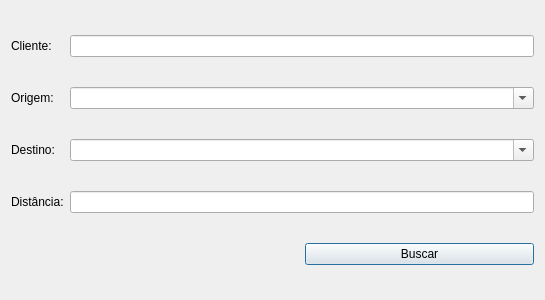
This is ui/calculofrete.ui in darktorres/ERP-STACCATO as Qt 5 draws it before an edit. The edited form follows.
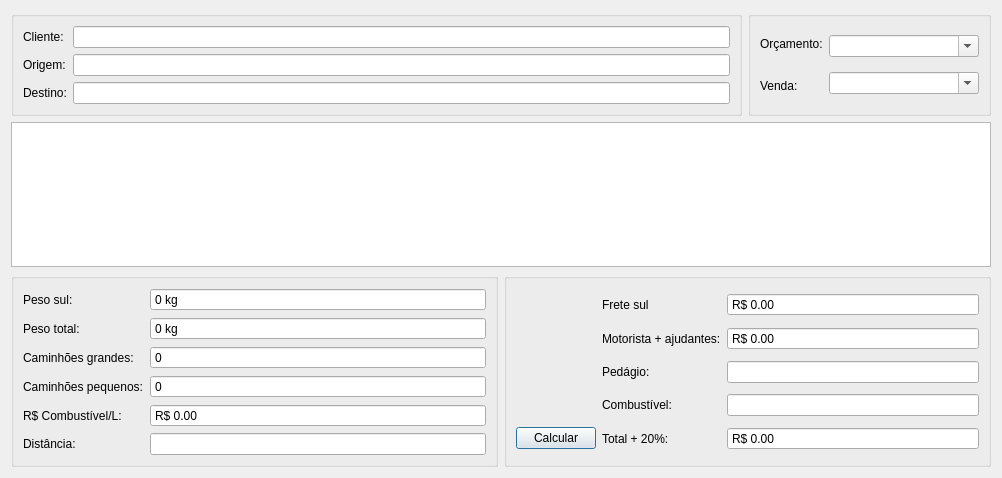
This is the edited form. Custom widgets are drawn as their Qt base class.

Commit message: Calculo frete

What changed in the file:
```diff
--- a/ui/calculofrete.ui
+++ b/ui/calculofrete.ui
@@ -6,15 +6,28 @@
    <rect>
     <x>0</x>
     <y>0</y>
-    <width>545</width>
-    <height>300</height>
+    <width>1002</width>
+    <height>478</height>
    </rect>
   </property>
   <property name="windowTitle">
    <string>Calcular Frete</string>
   </property>
   <layout class="QGridLayout" name="gridLayout">
-   <item row="0" column="0">
+   <item row="0" column="0" colspan="2">
+    <layout class="QHBoxLayout" name="horizontalLayout_3">
+     <item>
+      <widget class="QGroupBox" name="groupBox3">
+       <property name="sizePolicy">
+        <sizepolicy hsizetype="Expanding" vsizetype="Preferred">
+         <horstretch>0</horstretch>
+         <verstretch>0</verstretch>
+        </sizepolicy>
+       </property>
+       <layout class="QHBoxLayout" name="horizontalLayout">
+        <item>
+         <layout class="QVBoxLayout" name="verticalLayout">
+          <item>
     <widget class="QLabel" name="label_4">
      <property name="sizePolicy">
       <sizepolicy hsizetype="Maximum" vsizetype="Preferred">
@@ -27,7 +40,7 @@
      </property>
     </widget>
    </item>
-   <item row="1" column="0">
+          <item>
     <widget class="QLabel" name="label">
      <property name="sizePolicy">
       <sizepolicy hsizetype="Maximum" vsizetype="Preferred">
@@ -40,7 +53,7 @@
      </property>
     </widget>
    </item>
-   <item row="3" column="0">
+          <item>
     <widget class="QLabel" name="label_2">
      <property name="sizePolicy">
       <sizepolicy hsizetype="Maximum" vsizetype="Preferred">
@@ -53,6 +66,121 @@
      </property>
     </widget>
    </item>
+         </layout>
+        </item>
+        <item>
+         <layout class="QVBoxLayout" name="verticalLayout_4">
+          <item>
+           <widget class="ItemBox" name="itemBoxCliente"/>
+          </item>
+          <item>
+           <widget class="QLineEdit" name="lineEditOrigem">
+            <property name="readOnly">
+             <bool>true</bool>
+            </property>
+           </widget>
+          </item>
+          <item>
+           <widget class="QLineEdit" name="lineEditDestino">
+            <property name="readOnly">
+             <bool>true</bool>
+            </property>
+           </widget>
+          </item>
+         </layout>
+        </item>
+       </layout>
+      </widget>
+     </item>
+     <item>
+      <widget class="QGroupBox" name="groupBox4">
+       <property name="sizePolicy">
+        <sizepolicy hsizetype="Preferred" vsizetype="Preferred">
+         <horstretch>0</horstretch>
+         <verstretch>0</verstretch>
+        </sizepolicy>
+       </property>
+       <layout class="QHBoxLayout" name="horizontalLayout_2">
+        <item>
+         <layout class="QVBoxLayout" name="verticalLayout_2">
+          <item>
+           <widget class="QLabel" name="label_6">
+            <property name="sizePolicy">
+             <sizepolicy hsizetype="Maximum" vsizetype="Preferred">
+              <horstretch>0</horstretch>
+              <verstretch>0</verstretch>
+             </sizepolicy>
+            </property>
+            <property name="text">
+             <string>Orçamento:</string>
+            </property>
+           </widget>
+          </item>
+          <item>
+           <widget class="QLabel" name="label_11">
+            <property name="sizePolicy">
+             <sizepolicy hsizetype="Maximum" vsizetype="Preferred">
+              <horstretch>0</horstretch>
+              <verstretch>0</verstretch>
+             </sizepolicy>
+            </property>
+            <property name="text">
+             <string>Venda:</string>
+            </property>
+           </widget>
+          </item>
+         </layout>
+        </item>
+        <item>
+         <layout class="QVBoxLayout" name="verticalLayout_3">
+          <item>
+           <widget class="QComboBox" name="comboBoxOrcamento">
+            <property name="sizePolicy">
+             <sizepolicy hsizetype="Fixed" vsizetype="Fixed">
+              <horstretch>0</horstretch>
+              <verstretch>0</verstretch>
+             </sizepolicy>
+            </property>
+            <property name="minimumSize">
+             <size>
+              <width>150</width>
+              <height>0</height>
+             </size>
+            </property>
+            <property name="editable">
+             <bool>true</bool>
+            </property>
+           </widget>
+          </item>
+          <item>
+           <widget class="QComboBox" name="comboBoxVenda">
+            <property name="sizePolicy">
+             <sizepolicy hsizetype="Fixed" vsizetype="Fixed">
+              <horstretch>0</horstretch>
+              <verstretch>0</verstretch>
+             </sizepolicy>
+            </property>
+            <property name="minimumSize">
+             <size>
+              <width>150</width>
+              <height>0</height>
+             </size>
+            </property>
+            <property name="editable">
+             <bool>true</bool>
+            </property>
+           </widget>
+          </item>
+         </layout>
+        </item>
+       </layout>
+      </widget>
+     </item>
+    </layout>
+   </item>
+   <item row="2" column="0">
+    <widget class="QGroupBox" name="groupBox">
+     <layout class="QGridLayout" name="gridLayout_3">
    <item row="5" column="0">
     <widget class="QLabel" name="label_3">
      <property name="sizePolicy">
@@ -66,40 +194,318 @@
      </property>
     </widget>
    </item>
-   <item row="0" column="1" colspan="2">
-    <widget class="ItemBox" name="itemBoxCliente"/>
-   </item>
-   <item row="5" column="1" colspan="2">
+      <item row="1" column="1">
+       <widget class="QSpinBox" name="spinBoxPesoTotal">
+        <property name="readOnly">
+         <bool>true</bool>
+        </property>
+        <property name="buttonSymbols">
+         <enum>QAbstractSpinBox::NoButtons</enum>
+        </property>
+        <property name="showGroupSeparator" stdset="0">
+         <bool>true</bool>
+        </property>
+        <property name="suffix">
+         <string> kg</string>
+        </property>
+        <property name="maximum">
+         <number>999999</number>
+        </property>
+       </widget>
+      </item>
+      <item row="5" column="1">
     <widget class="QLineEdit" name="lineEditDistancia">
      <property name="readOnly">
       <bool>true</bool>
      </property>
     </widget>
    </item>
-   <item row="6" column="2">
-    <widget class="QPushButton" name="pushButton">
+      <item row="2" column="1">
+       <widget class="QSpinBox" name="spinBoxCaminhoesGrandes">
+        <property name="readOnly">
+         <bool>true</bool>
+        </property>
+        <property name="buttonSymbols">
+         <enum>QAbstractSpinBox::NoButtons</enum>
+        </property>
+       </widget>
+      </item>
+      <item row="4" column="1">
+       <widget class="QDoubleSpinBox" name="doubleSpinBoxPrecoCombustivel">
+        <property name="readOnly">
+         <bool>true</bool>
+        </property>
+        <property name="buttonSymbols">
+         <enum>QAbstractSpinBox::NoButtons</enum>
+        </property>
+        <property name="showGroupSeparator" stdset="0">
+         <bool>true</bool>
+        </property>
+        <property name="prefix">
+         <string>R$ </string>
+        </property>
+        <property name="maximum">
+         <double>99999.990000000005239</double>
+        </property>
+       </widget>
+      </item>
+      <item row="3" column="1">
+       <widget class="QSpinBox" name="spinBoxCaminhoesPequenos">
+        <property name="readOnly">
+         <bool>true</bool>
+        </property>
+        <property name="buttonSymbols">
+         <enum>QAbstractSpinBox::NoButtons</enum>
+        </property>
+       </widget>
+      </item>
+      <item row="3" column="0">
+       <widget class="QLabel" name="label_9">
+        <property name="sizePolicy">
+         <sizepolicy hsizetype="Maximum" vsizetype="Preferred">
+          <horstretch>0</horstretch>
+          <verstretch>0</verstretch>
+         </sizepolicy>
+        </property>
      <property name="text">
-      <string>Buscar</string>
+         <string>Caminhões pequenos:</string>
      </property>
     </widget>
    </item>
-   <item row="3" column="1" colspan="2">
-    <widget class="QComboBox" name="comboBoxDestino">
-     <property name="editable">
+      <item row="2" column="0">
+       <widget class="QLabel" name="label_8">
+        <property name="sizePolicy">
+         <sizepolicy hsizetype="Maximum" vsizetype="Preferred">
+          <horstretch>0</horstretch>
+          <verstretch>0</verstretch>
+         </sizepolicy>
+        </property>
+        <property name="text">
+         <string>Caminhões grandes:</string>
+        </property>
+       </widget>
+      </item>
+      <item row="4" column="0">
+       <widget class="QLabel" name="labelPedagio_3">
+        <property name="sizePolicy">
+         <sizepolicy hsizetype="Maximum" vsizetype="Preferred">
+          <horstretch>0</horstretch>
+          <verstretch>0</verstretch>
+         </sizepolicy>
+        </property>
+        <property name="text">
+         <string>R$ Combustível/L:</string>
+        </property>
+       </widget>
+      </item>
+      <item row="1" column="0">
+       <widget class="QLabel" name="label_7">
+        <property name="sizePolicy">
+         <sizepolicy hsizetype="Maximum" vsizetype="Preferred">
+          <horstretch>0</horstretch>
+          <verstretch>0</verstretch>
+         </sizepolicy>
+        </property>
+        <property name="text">
+         <string>Peso total:</string>
+        </property>
+       </widget>
+      </item>
+      <item row="0" column="0">
+       <widget class="QLabel" name="label_12">
+        <property name="sizePolicy">
+         <sizepolicy hsizetype="Maximum" vsizetype="Preferred">
+          <horstretch>0</horstretch>
+          <verstretch>0</verstretch>
+         </sizepolicy>
+        </property>
+        <property name="text">
+         <string>Peso sul:</string>
+        </property>
+       </widget>
+      </item>
+      <item row="0" column="1">
+       <widget class="QSpinBox" name="spinBoxPesoSul">
+        <property name="readOnly">
       <bool>true</bool>
      </property>
-    </widget>
-   </item>
-   <item row="1" column="1" colspan="2">
-    <widget class="QComboBox" name="comboBoxOrigem">
-     <property name="editable">
+        <property name="buttonSymbols">
+         <enum>QAbstractSpinBox::NoButtons</enum>
+        </property>
+        <property name="showGroupSeparator" stdset="0">
+         <bool>true</bool>
+        </property>
+        <property name="suffix">
+         <string> kg</string>
+        </property>
+        <property name="maximum">
+         <number>999999</number>
+        </property>
+       </widget>
+      </item>
+     </layout>
+    </widget>
+   </item>
+   <item row="2" column="1">
+    <widget class="QGroupBox" name="groupBox2">
+     <layout class="QGridLayout" name="gridLayout_2">
+      <item row="0" column="1">
+       <widget class="QLabel" name="labelPedagio_4">
+        <property name="sizePolicy">
+         <sizepolicy hsizetype="Maximum" vsizetype="Preferred">
+          <horstretch>0</horstretch>
+          <verstretch>0</verstretch>
+         </sizepolicy>
+        </property>
+        <property name="text">
+         <string>Frete sul</string>
+        </property>
+       </widget>
+      </item>
+      <item row="2" column="2">
+       <widget class="QLineEdit" name="lineEditPedagio">
+        <property name="readOnly">
       <bool>true</bool>
      </property>
     </widget>
+      </item>
+      <item row="4" column="0">
+       <widget class="QPushButton" name="pushButtonCalcular">
+        <property name="text">
+         <string>Calcular</string>
+        </property>
+       </widget>
+      </item>
+      <item row="4" column="1">
+       <widget class="QLabel" name="label_10">
+        <property name="sizePolicy">
+         <sizepolicy hsizetype="Maximum" vsizetype="Preferred">
+          <horstretch>0</horstretch>
+          <verstretch>0</verstretch>
+         </sizepolicy>
+        </property>
+        <property name="text">
+         <string>Total + 20%:</string>
+        </property>
+       </widget>
+      </item>
+      <item row="1" column="1">
+       <widget class="QLabel" name="labelPedagio_2">
+        <property name="sizePolicy">
+         <sizepolicy hsizetype="Maximum" vsizetype="Preferred">
+          <horstretch>0</horstretch>
+          <verstretch>0</verstretch>
+         </sizepolicy>
+        </property>
+        <property name="text">
+         <string>Motorista + ajudantes:</string>
+        </property>
+       </widget>
+      </item>
+      <item row="3" column="2">
+       <widget class="QLineEdit" name="lineEditCombustivel">
+        <property name="readOnly">
+         <bool>true</bool>
+        </property>
+       </widget>
+      </item>
+      <item row="1" column="2">
+       <widget class="QDoubleSpinBox" name="doubleSpinBoxMotoristaAjudantes">
+        <property name="readOnly">
+         <bool>true</bool>
+        </property>
+        <property name="buttonSymbols">
+         <enum>QAbstractSpinBox::NoButtons</enum>
+        </property>
+        <property name="showGroupSeparator" stdset="0">
+         <bool>true</bool>
+        </property>
+        <property name="prefix">
+         <string>R$ </string>
+        </property>
+        <property name="maximum">
+         <double>99999.990000000005239</double>
+        </property>
+       </widget>
+      </item>
+      <item row="4" column="2">
+       <widget class="QDoubleSpinBox" name="doubleSpinBoxTotal">
+        <property name="readOnly">
+         <bool>true</bool>
+        </property>
+        <property name="buttonSymbols">
+         <enum>QAbstractSpinBox::NoButtons</enum>
+        </property>
+        <property name="showGroupSeparator" stdset="0">
+         <bool>true</bool>
+        </property>
+        <property name="prefix">
+         <string>R$ </string>
+        </property>
+        <property name="maximum">
+         <double>99999.990000000005239</double>
+        </property>
+       </widget>
+      </item>
+      <item row="3" column="1">
+       <widget class="QLabel" name="label_5">
+        <property name="sizePolicy">
+         <sizepolicy hsizetype="Maximum" vsizetype="Preferred">
+          <horstretch>0</horstretch>
+          <verstretch>0</verstretch>
+         </sizepolicy>
+        </property>
+        <property name="text">
+         <string>Combustível:</string>
+        </property>
+       </widget>
+      </item>
+      <item row="0" column="2">
+       <widget class="QDoubleSpinBox" name="doubleSpinBoxFreteSul">
+        <property name="readOnly">
+         <bool>true</bool>
+        </property>
+        <property name="buttonSymbols">
+         <enum>QAbstractSpinBox::NoButtons</enum>
+        </property>
+        <property name="showGroupSeparator" stdset="0">
+         <bool>true</bool>
+        </property>
+        <property name="prefix">
+         <string>R$ </string>
+        </property>
+        <property name="maximum">
+         <double>99999.990000000005239</double>
+        </property>
+       </widget>
+      </item>
+      <item row="2" column="1">
+       <widget class="QLabel" name="labelPedagio">
+        <property name="sizePolicy">
+         <sizepolicy hsizetype="Maximum" vsizetype="Preferred">
+          <horstretch>0</horstretch>
+          <verstretch>0</verstretch>
+         </sizepolicy>
+        </property>
+        <property name="text">
+         <string>Pedágio:</string>
+        </property>
+       </widget>
+      </item>
+     </layout>
+    </widget>
+   </item>
+   <item row="1" column="0" colspan="2">
+    <widget class="TableView" name="tableProdutos"/>
    </item>
   </layout>
  </widget>
  <customwidgets>
+  <customwidget>
+   <class>TableView</class>
+   <extends>QTableView</extends>
+   <header>src/tableview.h</header>
+  </customwidget>
   <customwidget>
    <class>ItemBox</class>
    <extends>QLineEdit</extends>
```
Left out of the diff: 4 changed lines with no effect on the pictures. Lines whose indentation alone changed are shown as unchanged. The commit also changes 33 other files.
